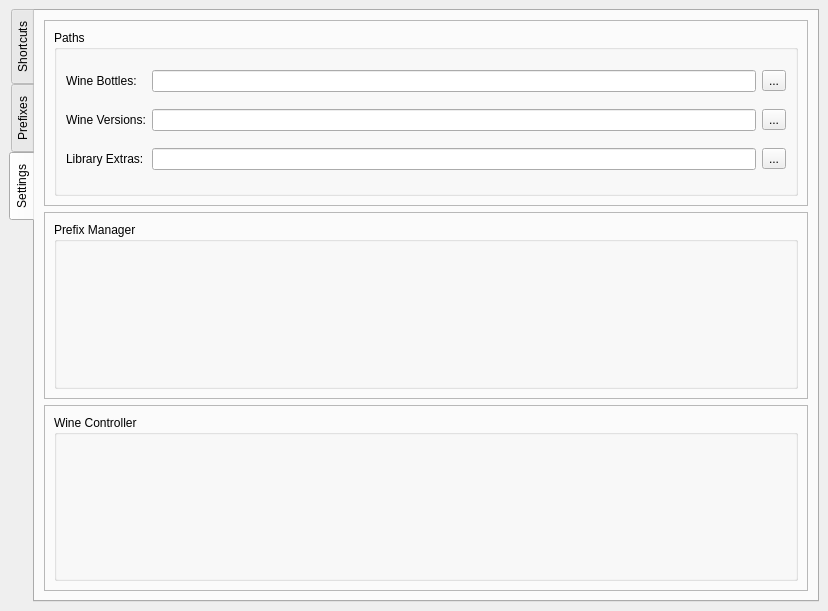
Qt form lib/ui/main.ui (Fisk24/Yawpm) before a commit.
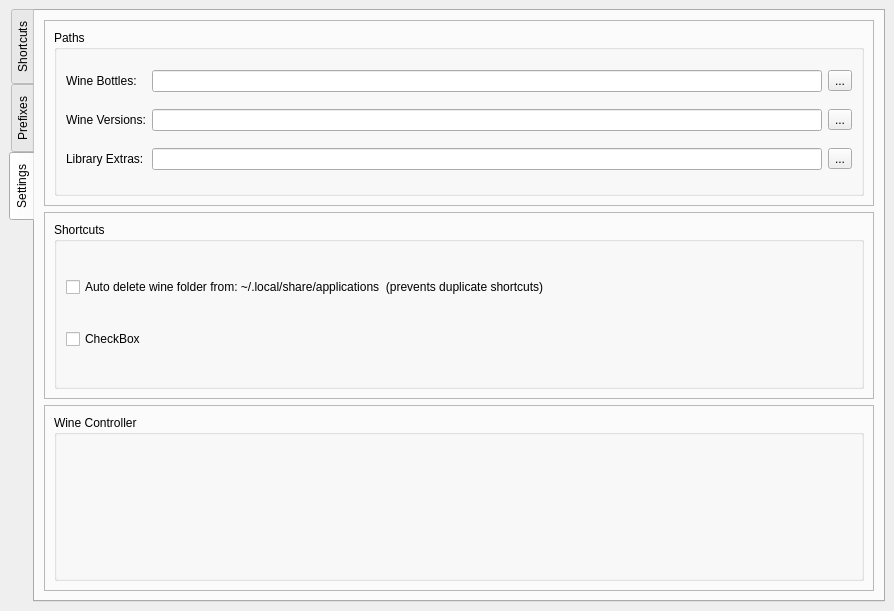
The same form after that commit. The open tabs and pages were chosen to show the change. Icons and pictures are not drawn.

Commit message: shortcut reimplementation half-done

The edit to the form file:
```diff
--- a/lib/ui/main.ui
+++ b/lib/ui/main.ui
@@ -6,7 +6,7 @@
    <rect>
     <x>0</x>
     <y>0</y>
-    <width>828</width>
+    <width>894</width>
     <height>611</height>
    </rect>
   </property>
@@ -607,8 +607,24 @@
            <item row="0" column="0">
             <widget class="QGroupBox" name="groupBox_4">
              <property name="title">
-              <string>Prefix Manager</string>
+              <string>Shortcuts</string>
              </property>
+             <layout class="QGridLayout" name="gridLayout_12">
+              <item row="0" column="0">
+               <widget class="QCheckBox" name="checkBox">
+                <property name="text">
+                 <string>Auto delete wine folder from: ~/.local/share/applications  (prevents duplicate shortcuts)</string>
+                </property>
+               </widget>
+              </item>
+              <item row="1" column="0">
+               <widget class="QCheckBox" name="checkBox_2">
+                <property name="text">
+                 <string>CheckBox</string>
+                </property>
+               </widget>
+              </item>
+             </layout>
             </widget>
            </item>
           </layout>
```
The commit also changes 4 other files.
